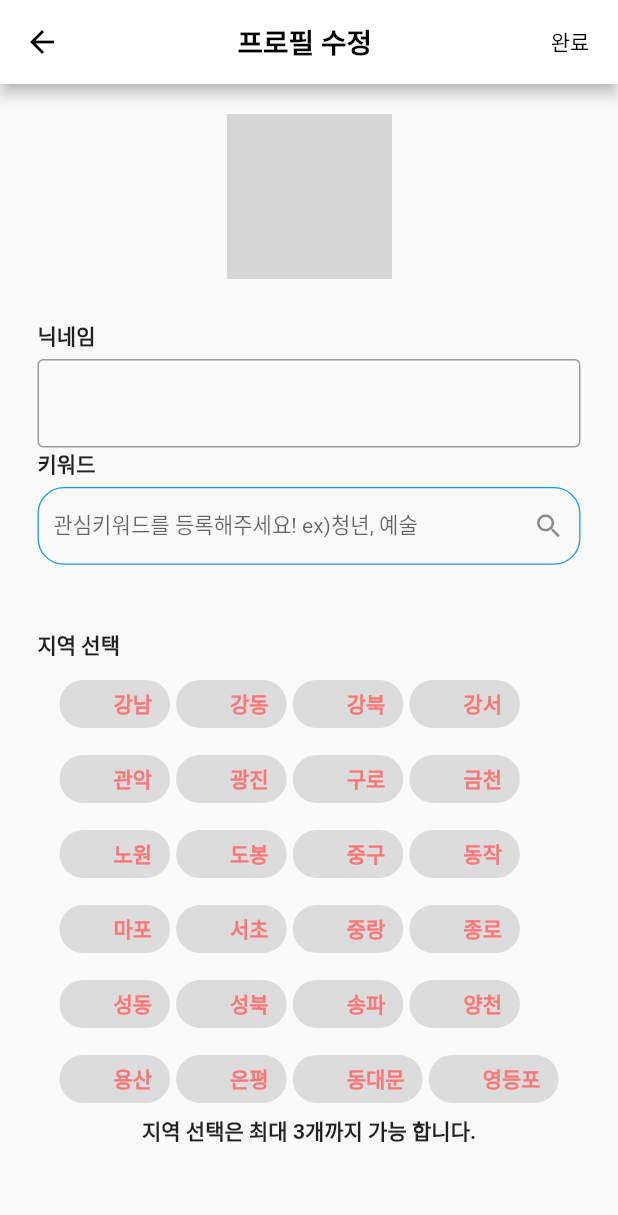
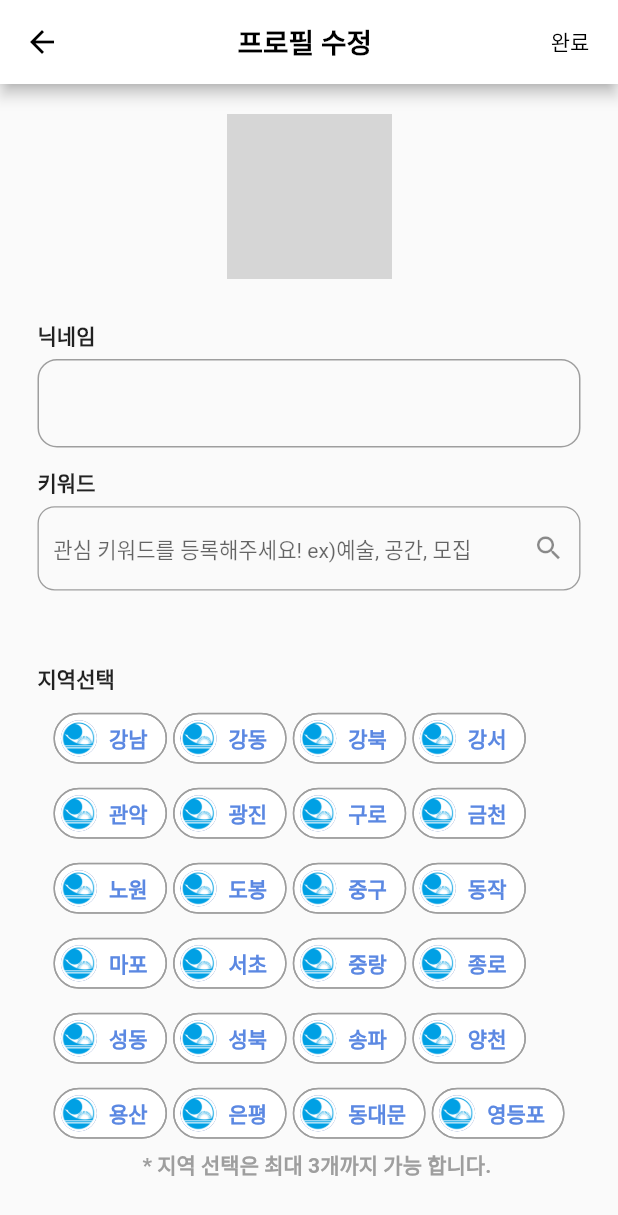
Before and after one commit to yeon220629/dongnerang, a Flutter app: the mypageInformSettingScreen screen opened directly, on a phone screen of 412 x 824 dp. Shown: the top 1215 px of the screen. Run offline on Flutter 3.47's test engine with Material 2 defaults, Android fonts, the phone set to English and light mode, and no system bars; our stand-ins replace cached_network_image, cloud_firestore, firebase_auth, firebase_core, firebase_storage, flutter_easyloading and 10 more; missing offline and left inert: flutter_inappwebview, kakao_flutter_sdk; accounts and stored records are empty; grey boxes are pictures that could not be loaded.

Commit message:
마이페이지 ui 변경 / 검색창 키보드 창 나올 때, 오류 해결

```diff
--- a/lib/screens/mypage/mypage.inform.setting.screen.dart
+++ b/lib/screens/mypage/mypage.inform.setting.screen.dart
@@ -160,7 +160,7 @@ class _mypageKeywordStateful extends State<mypageKeywordStateful> {
     final double categoryHeight = size.height * 0.30;
 
     return Padding(
-        padding: EdgeInsets.symmetric(vertical: size.height / 3.7),
+        padding: EdgeInsets.symmetric(vertical: size.height / 3.5),
         child: Column(
           children: [
             Row(
@@ -194,11 +194,19 @@ class _mypageKeywordStateful extends State<mypageKeywordStateful> {
                                 myController.clear();
                               },
                             ),
-                            labelText: '관심키워드를 등록해주세요! ex)청년, 예술',
+                            hintText: '관심 키워드를 등록해주세요! ex)예술, 공간, 모집',
+                            focusedBorder: OutlineInputBorder(
+                              borderRadius: BorderRadius.all(Radius.circular(13)),
+                              borderSide: BorderSide(
+                                width: 1,
+                                color: AppColors.primary,
+                              ),
+                            ),
+                            focusColor: AppColors.primary,
                             enabledBorder: OutlineInputBorder(
-                              borderRadius: BorderRadius.all(Radius.circular(20)),
+                              borderRadius: BorderRadius.all(Radius.circular(13)),
                               borderSide: BorderSide(
-                                color: Colors.blue,
+                                color: AppColors.grey,
                               ),
                             ),
                           ),
@@ -271,14 +279,14 @@ class _TagKeywordStatefulState extends State<TagKeywordStateful> {
     final Size size = MediaQuery.of(context).size;
 
     return Padding(
-        padding: EdgeInsets.symmetric(vertical: size.height / 2.4),
+        padding: EdgeInsets.symmetric(vertical: size.height / 2.25),
         child: Column(
           children: [
             Row(
               children: [
                 Container(
                   alignment: Alignment.topLeft,
-                  child: Text("지역 선택", style: TextStyle(fontWeight: FontWeight.bold),),
+                  child: Text("지역선택", style: TextStyle(fontWeight: FontWeight.bold),),
                 )
               ],
             ),
@@ -287,7 +295,7 @@ class _TagKeywordStatefulState extends State<TagKeywordStateful> {
               padding: const EdgeInsets.symmetric(horizontal: 0),
               child: Wrap( spacing: 4.0, runSpacing: 2.0, children: <Widget>[...generate_tags(CustomData)], ),
             ),
-            Text("지역 선택은 최대 3개까지 가능 합니다.", style: TextStyle(fontWeight: FontWeight.bold),),
+            Text("   * 지역 선택은 최대 3개까지 가능 합니다.", style: TextStyle(fontWeight: FontWeight.w600, color: AppColors.grey),),
           ],
         )
     );
@@ -317,14 +325,20 @@ class _TagKeywordStatefulState extends State<TagKeywordStateful> {
     }
     return FilterChip(
       selected: selected_tags.contains(name),
-      selectedColor: Colors.blue.shade800,
-      disabledColor: Colors.blue.shade400,
-      avatar: Text(""),
+      selectedColor: AppColors.primary,
+      // disabledColor: Colors.blue.shade400,
+      avatar: CircleAvatar(backgroundImage: AssetImage('assets/images/DONGJAK.PNG')),
+      backgroundColor: Colors.white,
+      shape: StadiumBorder(side: selected_tags.contains(name)? BorderSide(color: AppColors.white) : BorderSide(color: AppColors.grey)),
       label: selectCheck == false
               ? Text("${name}", style: TextStyle(
-                  color: AppColors.red, fontWeight: FontWeight.bold),
+                  color:AppColors.primary, fontWeight: FontWeight.bold),
               )
-              : Text("${name}"),
+              : Text("${name}"
+      ),
+      labelStyle: TextStyle(
+        color: selected_tags.contains(name)? Colors.white : Colors.black,
+      ),
     onSelected: (value) {
         if (select_tags.length > 2) {
           value = false;
@@ -510,17 +524,24 @@ class _mypageNickNameProfileSettingState extends State<mypageNickNameProfileSett
           decoration: InputDecoration(
               border: OutlineInputBorder(
                 borderSide: BorderSide(
-                  color: AppColors.black,
+                  color: AppColors.grey,
                 ),
               ),
               focusedBorder: OutlineInputBorder(
+                  borderRadius: BorderRadius.all(Radius.circular(13)),
+                  borderSide: BorderSide(
+                    width: 1,
+                    color: AppColors.primary,
+                  )
+              ),
+              focusColor: AppColors.primary,
+              enabledBorder: OutlineInputBorder(
+                borderRadius: BorderRadius.all(Radius.circular(13)),
                 borderSide: BorderSide(
-                  color: AppColors.black,
-                  width: 2,
+                  color: AppColors.grey,
                 ),
               ),
-
-              labelText: '${userName}',
+              // labelText: '${userName}',
               hintText: '${userName}'
           ),
           // onSaved: ,
--- a/lib/screens/search.screen.dart
+++ b/lib/screens/search.screen.dart
@@ -155,6 +155,7 @@ class _searchScreenState extends State<searchScreen>
     final Size size = MediaQuery.of(context).size;
 
     return Scaffold(
+      resizeToAvoidBottomInset: false,
       appBar: AppBar(
         iconTheme: IconThemeData(
             color: AppColors.black
--- a/lib/screens/setting/private.setting.screen.dart
+++ b/lib/screens/setting/private.setting.screen.dart
@@ -207,7 +207,6 @@ class _KeywordStatefulState extends State<KeywordStateful> {
                             enabledBorder: OutlineInputBorder(
                               borderRadius: BorderRadius.all(Radius.circular(13)),
                               borderSide: BorderSide(
-
                                 color: AppColors.grey,
                               ),
                             ),
@@ -375,14 +374,14 @@ class _TagKeywordStatefulState extends State<TagKeywordStateful> {
               children: [
                 Container(
                   alignment: Alignment.topLeft,
-                  child: Text("지역 선택", style: TextStyle(fontWeight: FontWeight.bold),),
+                  child: Text("지역선택", style: TextStyle(fontWeight: FontWeight.bold),),
                 )
               ],
             ),
             SizedBox(height: 5,),
             Padding(
-              padding: const EdgeInsets.symmetric(horizontal: 3),
-              child: Wrap( spacing: 5.0, runSpacing: 2.0, children: <Widget>[...generate_tags(CustomData)], ),
+              padding: const EdgeInsets.symmetric(horizontal: 0),
+              child: Wrap( spacing: 4.0, runSpacing: 2.0, children: <Widget>[...generate_tags(CustomData)], ),
             ),
             Text("   * 지역 선택은 최대 3개까지 가능 합니다.", style: TextStyle(fontWeight: FontWeight.w600, color: AppColors.grey),),
           ],
```
Also changed, not shown: assets/images/seoul.png (added).
